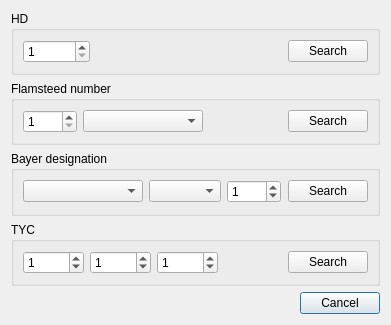
The window that ctychosearch.ui (PavelMr/skytechx) describes before a commit, drawn with Qt 5.
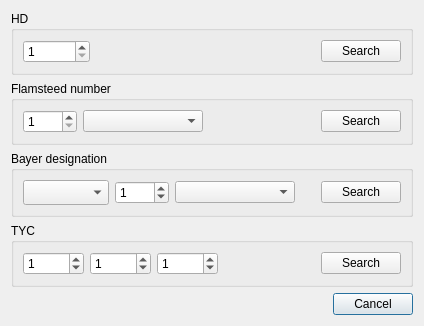
The same window after the commit.

```diff
--- a/ctychosearch.ui
+++ b/ctychosearch.ui
@@ -152,19 +152,7 @@
        <layout class="QHBoxLayout" name="horizontalLayout_7">
         <item>
          <layout class="QGridLayout" name="gridLayout_3">
-          <item row="0" column="1">
-           <widget class="QComboBox" name="comboBox">
-            <property name="font">
-             <font>
-              <family>Symbol</family>
-              <pointsize>10</pointsize>
-              <weight>75</weight>
-              <bold>true</bold>
-             </font>
-            </property>
-           </widget>
-          </item>
-          <item row="0" column="0">
+          <item row="0" column="2">
            <widget class="QComboBox" name="comboBox_2">
             <property name="sizePolicy">
              <sizepolicy hsizetype="Minimum" vsizetype="Fixed">
@@ -180,7 +168,14 @@
             </property>
            </widget>
           </item>
-          <item row="0" column="3">
+          <item row="0" column="6">
+           <widget class="QPushButton" name="pushButton">
+            <property name="text">
+             <string>Search</string>
+            </property>
+           </widget>
+          </item>
+          <item row="0" column="5">
            <spacer name="horizontalSpacer_3">
             <property name="orientation">
              <enum>Qt::Horizontal</enum>
@@ -193,7 +188,32 @@
             </property>
            </spacer>
           </item>
-          <item row="0" column="2">
+          <item row="0" column="0">
+           <widget class="QComboBox" name="comboBox">
+            <property name="font">
+             <font>
+              <family>Symbol</family>
+              <pointsize>12</pointsize>
+              <weight>75</weight>
+              <bold>true</bold>
+             </font>
+            </property>
+           </widget>
+          </item>
+          <item row="1" column="3">
+           <spacer name="verticalSpacer_3">
+            <property name="orientation">
+             <enum>Qt::Vertical</enum>
+            </property>
+            <property name="sizeHint" stdset="0">
+             <size>
+              <width>20</width>
+              <height>40</height>
+             </size>
+            </property>
+           </spacer>
+          </item>
+          <item row="0" column="1">
            <widget class="QSpinBox" name="spinBox">
             <property name="minimum">
              <number>0</number>
@@ -206,26 +226,6 @@
             </property>
            </widget>
           </item>
-          <item row="0" column="4">
-           <widget class="QPushButton" name="pushButton">
-            <property name="text">
-             <string>Search</string>
-            </property>
-           </widget>
-          </item>
-          <item row="1" column="1">
-           <spacer name="verticalSpacer_3">
-            <property name="orientation">
-             <enum>Qt::Vertical</enum>
-            </property>
-            <property name="sizeHint" stdset="0">
-             <size>
-              <width>20</width>
-              <height>40</height>
-             </size>
-            </property>
-           </spacer>
-          </item>
          </layout>
         </item>
        </layout>
```
Left out of the diff: 2 changed lines with no effect on the pictures.
